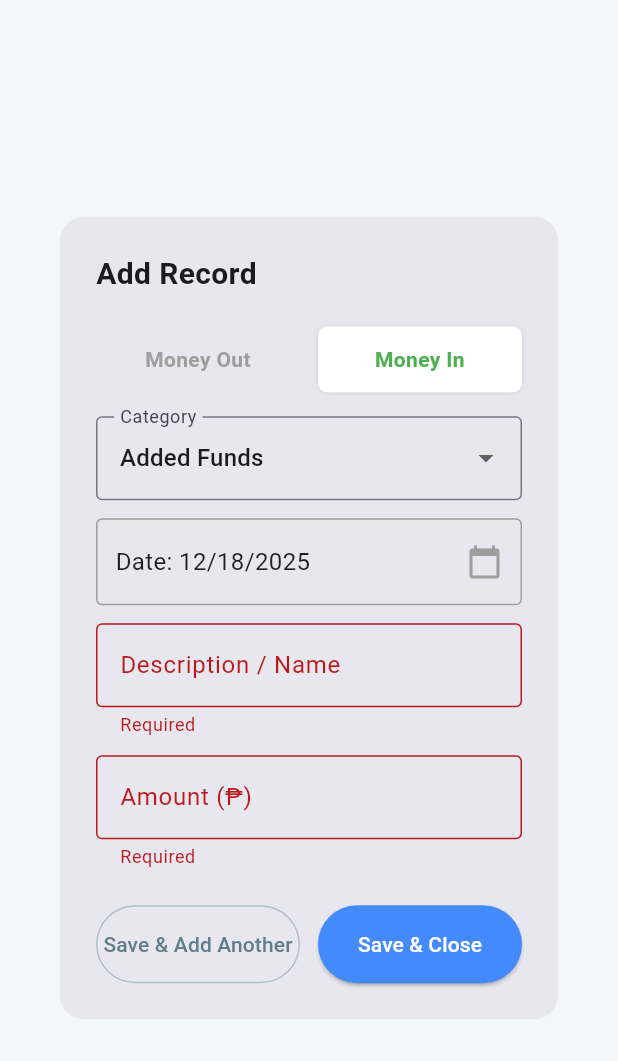
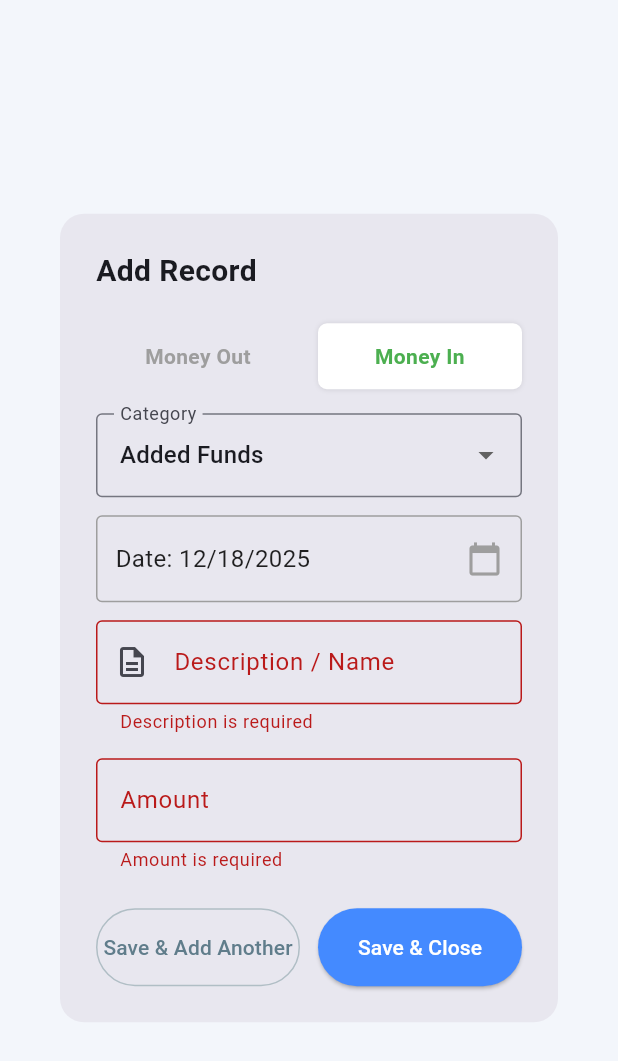
Before and after one commit to Lethe-28/IT12_G-J_AIRCON_SOLUTIONS, a Flutter app: the _AddTransactionDialog widget shown alone on an empty page, opened directly, after a tap on "Money In", after a tap on "Save & Add Another", on a phone screen of 412 x 824 dp. Shown: the top 1061 px of the screen. Run offline on Flutter 3.47's test engine with Material 3 defaults, Android fonts, the phone set to English and light mode, and no system bars; our stand-ins replace flutter_dotenv, flutter_local_notifications, pdf, printing, shared_preferences, supabase_flutter; missing offline and left inert: excel; accounts and stored records are empty.

Commit message:
Added data validation for expenses

```diff
--- a/lib/expenses.dart
+++ b/lib/expenses.dart
@@ -1291,23 +1291,73 @@ class _AddTransactionDialogState extends State<_AddTransactionDialog> {
 
               const SizedBox(height: 12),
 
+              // --- DESCRIPTION FIELD ---
               TextFormField(
                 controller: _nameController,
                 decoration: const InputDecoration(
                   labelText: "Description / Name",
+                  hintText: "e.g. Weekly Fuel",
                   border: OutlineInputBorder(),
+                  // HCI Tip: Show an icon to indicate what this is
+                  prefixIcon: Icon(Icons.description_outlined),
                 ),
-                validator: (v) => v!.isEmpty ? "Required" : null,
+                textCapitalization: TextCapitalization.sentences,
+                validator: (value) {
+                  if (value == null || value.trim().isEmpty) {
+                    return "Description is required";
+                  }
+                  if (value.trim().length < 3) {
+                    return "Description must be at least 3 characters";
+                  }
+                  return null;
+                },
               ),
-              const SizedBox(height: 12),
+
+              const SizedBox(height: 16),
+
+              // --- AMOUNT FIELD (With Smart Validation) ---
               TextFormField(
                 controller: _amountController,
-                keyboardType: TextInputType.number,
+                // HCI Tip: Force the number keyboard immediately
+                keyboardType: const TextInputType.numberWithOptions(
+                  decimal: true,
+                ),
                 decoration: const InputDecoration(
-                  labelText: "Amount (₱)",
+                  labelText: "Amount",
+                  hintText: "0.00",
                   border: OutlineInputBorder(),
+                  prefixText: "₱ ", // Visual cue so they don't type it
+                  suffixText: "PHP",
                 ),
-                validator: (v) => v!.isEmpty ? "Required" : null,
+                validator: (value) {
+                  if (value == null || value.trim().isEmpty) {
+                    return "Amount is required";
+                  }
+
+                  // 1. Remove non-numeric characters (Commas, spaces, currency symbols)
+                  // This makes the field "Forgiving"
+                  final cleanValue = value
+                      .replaceAll(',', '')
+                      .replaceAll('₱', '')
+                      .trim();
+
+                  // 2. Check if it's a valid number
+                  final number = double.tryParse(cleanValue);
+                  if (number == null) {
+                    return "Please enter a valid number (e.g. 100.50)";
+                  }
+
+                  // 3. Logic Checks
+                  if (number <= 0) {
+                    return "Amount must be greater than 0";
+                  }
+                  if (number > 1000000) {
+                    // Safety Cap
+                    return "Amount seems unusually high. Check for extra zeros.";
+                  }
+
+                  return null; // Valid
+                },
               ),
               const SizedBox(height: 24),
               // NEW BUTTON ROW
```
